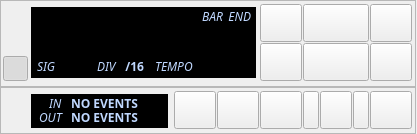
nengxu/rosegarden, file src/gui/dialogs/RosegardenTransport.ui: the form before one commit.
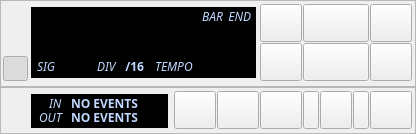
The form after the commit. Icons and pictures are not drawn. Custom widgets are drawn as their Qt base class.

Commit message: * Some transport fixes * Chasing around the "repeated refresh eats my cpu" bug, but I still haven't   tracked it down.   If you hide() the TrackEditor in the RosegardenGUIView, the problem doesn't   occur.  But hide()ing the individual parts of TrackEditor hasn't led me yet   to the culprit.  Hm, but I did change something since I last tried that...   let me try it again... *sigh*

```diff
--- a/src/gui/dialogs/RosegardenTransport.ui
+++ b/src/gui/dialogs/RosegardenTransport.ui
@@ -5,14 +5,14 @@
    <rect>
     <x>0</x>
     <y>0</y>
-    <width>417</width>
+    <width>416</width>
     <height>134</height>
    </rect>
   </property>
   <property name="minimumSize" >
    <size>
-    <width>417</width>
-    <height>134</height>
+    <width>416</width>
+    <height>87</height>
    </size>
   </property>
   <property name="frameShape" >
```
Left out of the diff: 6 changed lines with no effect on the pictures. The commit also changes 9 other files.
